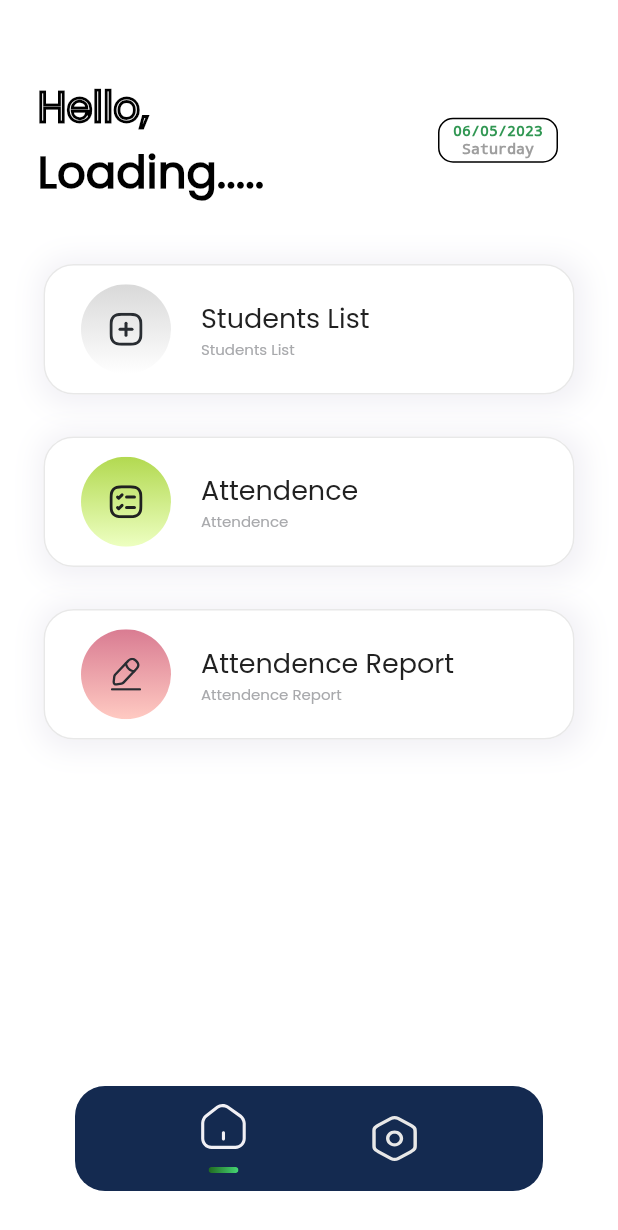
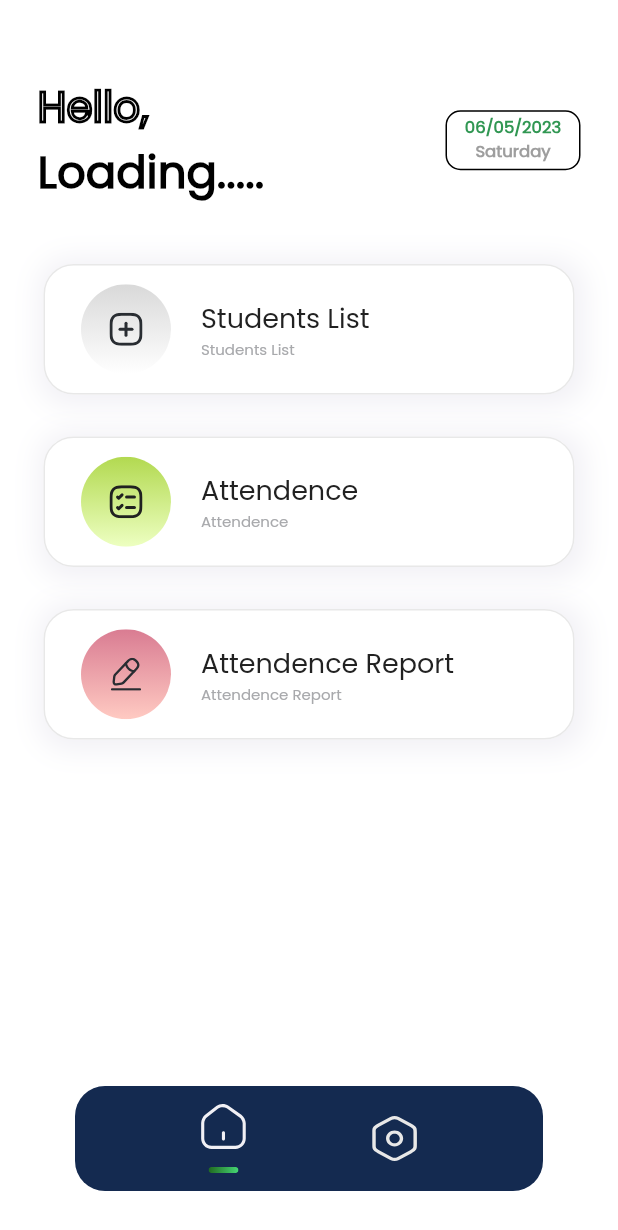
Before and after one commit to Hariharan148/kpr_sports, a Flutter app: the screen it shows after launch, on a phone screen of 412 x 824 dp. Shown: the top 1230 px of the screen. Run offline on Flutter 3.47's test engine with Material 2 defaults, Android fonts, the phone set to English and light mode, and no system bars; our stand-ins replace cloud_firestore, firebase_core, firebase_storage, flutter_svg, fluttertoast, image_picker and 4 more; missing offline and left inert: external_path, horizontal_data_table, syncfusion_flutter_xlsio; accounts and stored records are empty.

Commit message:
feature(all): fix

```diff
--- a/lib/home/home.dart
+++ b/lib/home/home.dart
@@ -1,11 +1,11 @@
 import 'package:cloud_firestore/cloud_firestore.dart';
 import 'package:flutter/material.dart';
 import 'package:flutter_svg/flutter_svg.dart';
-import 'package:intl/intl.dart';
 import 'package:kpr_sports/attendence/attendence.dart';
 import 'package:kpr_sports/attendence_report/report.dart';
 import 'package:kpr_sports/settings/settings.dart';
 import 'package:kpr_sports/shared/date_bar.dart';
+import 'package:kpr_sports/shared/navbar.dart';
 import 'package:kpr_sports/students/students.dart';
 
 class HomeScreen extends StatefulWidget {
@@ -54,6 +54,7 @@ class _HomeScreenState extends State<HomeScreen> {
             padding:
                 const EdgeInsets.only(left: 25, right: 25, top: 25, bottom: 25),
             child: Row(
+              crossAxisAlignment: CrossAxisAlignment.center,
               mainAxisAlignment: MainAxisAlignment.spaceBetween,
               children: [
                 Column(
@@ -126,11 +127,10 @@ class _HomeScreenState extends State<HomeScreen> {
                             MaterialPageRoute(
                                 builder: (context) => const HomeScreen()));
                       },
-                      child: _navBar(
-                          context,
-                          isHomePage,
-                          'assets/Home/home_icon.svg',
-                          'assets/Home/select_icon.svg'),
+                      child: NavBar(
+                          homePage: isHomePage,
+                          mainAsset: 'assets/Home/home_icon.svg',
+                          subAsset: 'assets/Home/select_icon.svg'),
                     ),
                     GestureDetector(
                       onTap: () {
@@ -147,11 +147,10 @@ class _HomeScreenState extends State<HomeScreen> {
                           isHomePage = true;
                         });
                       },
-                      child: _navBar(
-                          context,
-                          !isHomePage,
-                          'assets/Home/settings_icon.svg',
-                          'assets/Home/select_icon.svg'),
+                      child: NavBar(
+                          homePage: !isHomePage,
+                          mainAsset: 'assets/Home/settings_icon.svg',
+                          subAsset: 'assets/Home/select_icon.svg'),
                     ),
                   ],
                 ),
@@ -160,17 +159,6 @@ class _HomeScreenState extends State<HomeScreen> {
           ),
         ],
       ),
-    );
-  }
-
-  Widget _navBar(BuildContext context, homePage, mainAsset, subAsset) {
-    return Column(
-      mainAxisAlignment:
-          (homePage) ? MainAxisAlignment.spaceEvenly : MainAxisAlignment.center,
-      children: [
-        SvgPicture.asset(mainAsset),
-        Visibility(visible: homePage, child: SvgPicture.asset(subAsset))
-      ],
     );
   }
 
--- a/lib/settings/settings.dart
+++ b/lib/settings/settings.dart
@@ -63,8 +63,7 @@ class _SettingsScreenState extends State<SettingsScreen> {
                         contentPadding: EdgeInsets.only(left: 15, right: 15),
                         focusedBorder: OutlineInputBorder(
                           borderSide: BorderSide(
-                            color:
-                                Colors.grey, // Replace with your desired color
+                            color: Colors.grey,
                             width: 2.0,
                           ),
                         ),
--- a/lib/shared/date_bar.dart
+++ b/lib/shared/date_bar.dart
@@ -24,11 +24,11 @@ class _DateBarState extends State<DateBar> {
   @override
   Widget build(BuildContext context) {
     return SizedBox(
-      height: 60,
-      width: 110,
+      height: 40,
+      width: 90,
       child: Container(
         padding: const EdgeInsets.all(2),
-        margin: const EdgeInsets.all(15.0),
+        // margin: EdgeInsets.only(top: 20),
         decoration: BoxDecoration(
             borderRadius: BorderRadius.circular(10),
             border: Border.all(color: Colors.black, width: 1.0)),
@@ -37,14 +37,18 @@ class _DateBarState extends State<DateBar> {
             Text(
               getDate(),
               style: const TextStyle(
-                  fontSize: 10,
+                  fontSize: 11,
+                  fontWeight: FontWeight.w600,
+                  fontFamily: "Poppins",
                   color: Color(0xFF319753),
                   decoration: TextDecoration.none),
             ),
             Text(
               getDay(),
               style: const TextStyle(
-                  fontSize: 10,
+                  fontFamily: "Poppins",
+                  fontWeight: FontWeight.w600,
+                  fontSize: 11,
                   color: Colors.grey,
                   decoration: TextDecoration.none),
             )
--- /dev/null
+++ b/lib/shared/navbar.dart
@@ -0,0 +1,36 @@
+import 'package:flutter/material.dart';
+import 'package:flutter_svg/flutter_svg.dart';
+
+class NavBar extends StatefulWidget {
+  const NavBar({
+    super.key,
+    required this.homePage,
+    required this.mainAsset,
+    required this.subAsset,
+  });
+
+  final homePage;
+  final mainAsset;
+  final subAsset;
+
+  @override
+  State<NavBar> createState() => _NavBarState();
+}
+
+class _NavBarState extends State<NavBar> {
+  @override
+  Widget build(BuildContext context) {
+    return _navBar(context, widget.homePage, widget.mainAsset, widget.subAsset);
+  }
+}
+
+Widget _navBar(BuildContext context, homePage, mainAsset, subAsset) {
+  return Column(
+    mainAxisAlignment:
+        (homePage) ? MainAxisAlignment.spaceEvenly : MainAxisAlignment.center,
+    children: [
+      SvgPicture.asset(mainAsset),
+      Visibility(visible: homePage, child: SvgPicture.asset(subAsset))
+    ],
+  );
+}
```
Also changed, not shown: lib/attendence/attendance_list.dart (+5 -14 lines), lib/attendence/attendence.dart (+5 -2 lines), lib/attendence/bottom_bar.dart (+9 -2 lines).
